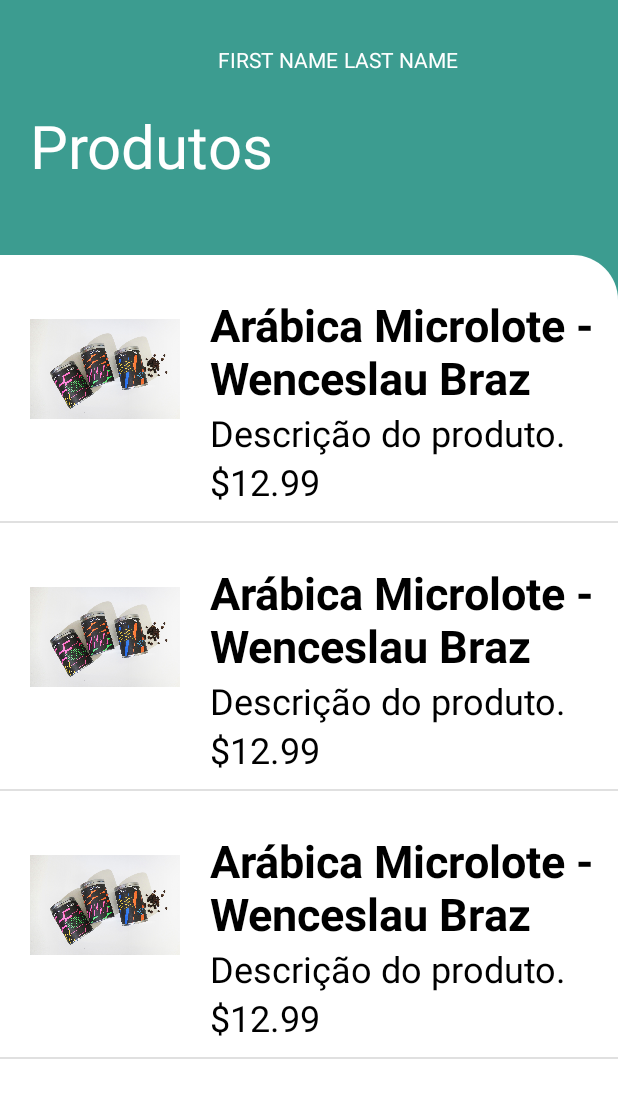
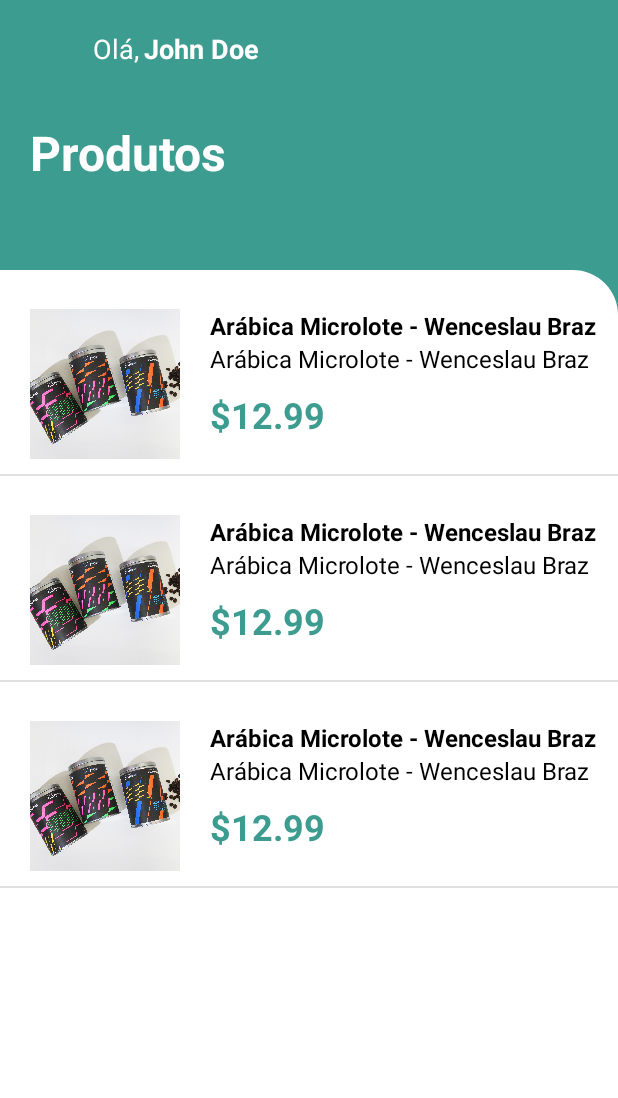
Before and after one commit to ysads/coffee-shop-kotlin, an Android app: the layout activity_main.xml on its own in the app's theme, with its tools: preview values and no code run, on a phone screen of 412 x 824 dp. Shown: the top 1098 px of the screen. Run offline under Robolectric (Android 15) with nearby library versions, the light colour scheme and no system bars.

Commit message:
Beautify MainActivity

```diff
--- a/app/src/main/res/layout/activity_main.xml
+++ b/app/src/main/res/layout/activity_main.xml
@@ -1,6 +1,6 @@
 <?xml version="1.0" encoding="utf-8"?>
 <androidx.constraintlayout.widget.ConstraintLayout xmlns:android="http://schemas.android.com/apk/res/android"
-    xmlns:app="http://schemas.android.com/apk/res-auto"
+    xmlns:flex="http://schemas.android.com/apk/res-auto"
     xmlns:tools="http://schemas.android.com/tools"
     android:layout_width="match_parent"
     android:layout_height="match_parent"
@@ -15,48 +15,47 @@
 
         <LinearLayout
             android:layout_width="match_parent"
-            android:layout_height="150dp"
+            android:layout_height="180dp"
+            android:padding="20dp"
             android:orientation="vertical">
 
-            <LinearLayout
+            <com.google.android.flexbox.FlexboxLayout
                 android:layout_width="match_parent"
                 android:layout_height="40dp"
-                android:layout_marginTop="20dp"
-                android:layout_marginLeft="20dp"
-                android:layout_marginRight="20dp"
                 android:orientation="horizontal"
-                android:gravity="center">
+                flex:alignItems="center">
 
                 <ImageView
                     android:id="@+id/pic"
-                    android:layout_width="30dp"
-                    android:layout_height="30dp"
-                    android:layout_marginRight="10dp" />
+                    android:layout_width="32sp"
+                    android:layout_height="32sp"
+                    android:layout_marginRight="10dp"/>
 
                 <TextView
-                    android:id="@+id/firstName"
-                    android:text="FIRST NAME"
+                    android:text="@string/main_activity_hello"
+                    android:textSize="18sp"
                     android:layout_width="wrap_content"
                     android:layout_height="wrap_content"
                     android:layout_marginRight="3dp"
                     android:textColor="@color/white" />
 
                 <TextView
-                    android:id="@+id/lastName"
-                    android:text="LAST NAME"
+                    android:id="@+id/name"
+                    android:text="John Doe"
+                    android:textSize="18sp"
+                    android:textStyle="bold"
                     android:layout_width="wrap_content"
                     android:layout_height="wrap_content"
                     android:textColor="@color/white" />
-            </LinearLayout>
+            </com.google.android.flexbox.FlexboxLayout>
 
             <TextView
                 android:layout_width="wrap_content"
                 android:layout_height="wrap_content"
-                android:textSize="40dp"
+                android:textSize="32sp"
                 android:textColor="@color/white"
-                android:layout_marginTop="10dp"
-                android:layout_marginLeft="20dp"
-                android:layout_marginRight="20dp"
+                android:textStyle="bold"
+                android:layout_marginTop="20dp"
                 android:text="@string/main_activity_title" />
         </LinearLayout>
 
@@ -64,7 +63,6 @@
             android:id="@+id/listview"
             android:layout_width="match_parent"
             android:layout_height="match_parent"
-            android:layout_marginTop="20dp"
             android:background="@drawable/rounded_background"
             tools:listitem="@layout/list_item" />
     </LinearLayout>
--- a/app/src/main/res/layout/activity_product_details.xml
+++ b/app/src/main/res/layout/activity_product_details.xml
@@ -37,9 +37,9 @@
         android:id="@+id/productDetailsSeeWeather"
         android:layout_width="match_parent"
         android:layout_height="wrap_content"
-        android:text="@string/product_details_see_weather"
+        android:layout_marginTop="20dp"
         android:background="@color/design_default_color_on_primary"
-        android:layout_marginTop="20dp" />
+        android:text="@string/product_details_see_weather" />
 
     <Button
         android:id="@+id/productDetailsSeeMyLocation"
--- a/app/src/main/res/layout/list_item.xml
+++ b/app/src/main/res/layout/list_item.xml
@@ -13,6 +13,7 @@
             android:layout_width="wrap_content"
             android:layout_height="wrap_content"
             android:layout_marginVertical="10dp"
+            android:paddingEnd="10dp"
             android:orientation="horizontal">
 
             <ImageView
@@ -20,6 +21,7 @@
                 android:layout_width="100dp"
                 android:layout_height="100dp"
                 android:layout_marginStart="20dp"
+                android:scaleType="centerCrop"
                 android:src="@drawable/img01" />
 
             <LinearLayout
@@ -34,24 +36,28 @@
                     android:layout_height="wrap_content"
                     android:text="Arábica Microlote - Wenceslau Braz"
                     android:textColor="@color/black"
-                    android:textSize="30dp"
+                    android:textSize="16sp"
                     android:textStyle="bold" />
 
                 <TextView
                     android:id="@+id/description"
                     android:layout_width="wrap_content"
                     android:layout_height="wrap_content"
-                    android:text="Descrição do produto."
+                    android:ellipsize="end"
+                    android:maxLines="2"
+                    android:text="Arábica Microlote - Wenceslau Braz"
                     android:textColor="@color/black"
-                    android:textSize="24dp" />
+                    android:textSize="16sp" />
 
                 <TextView
                     android:id="@+id/price"
                     android:layout_width="wrap_content"
                     android:layout_height="wrap_content"
+                    android:layout_marginTop="10dp"
                     android:text="$12.99"
-                    android:textColor="@color/black"
-                    android:textSize="24dp" />
+                    android:textColor="@color/darkGreen"
+                    android:textSize="24sp"
+                    android:textStyle="bold" />
 
             </LinearLayout>
 
--- a/app/src/main/res/values/strings.xml
+++ b/app/src/main/res/values/strings.xml
@@ -18,6 +18,7 @@
     <string name="weather_details_loading_failed">Falha ao carregar dados. Tente novamente.</string>
     <string name="weather_details_feels_like">Sensação: </string>
     <string name="main_activity_title">Produtos</string>
+    <string name="main_activity_hello">Olá, </string>
     <string name="notification_title">Coffee shop</string>
     <string name="notification_body">Entre na loja e veja os cafés!</string>
 </resources>
```
Also changed, not shown: app/src/main/java/br/usp/ime/coffee_shop_kotlin/ui/MainActivity.kt (+15 -17 lines).
